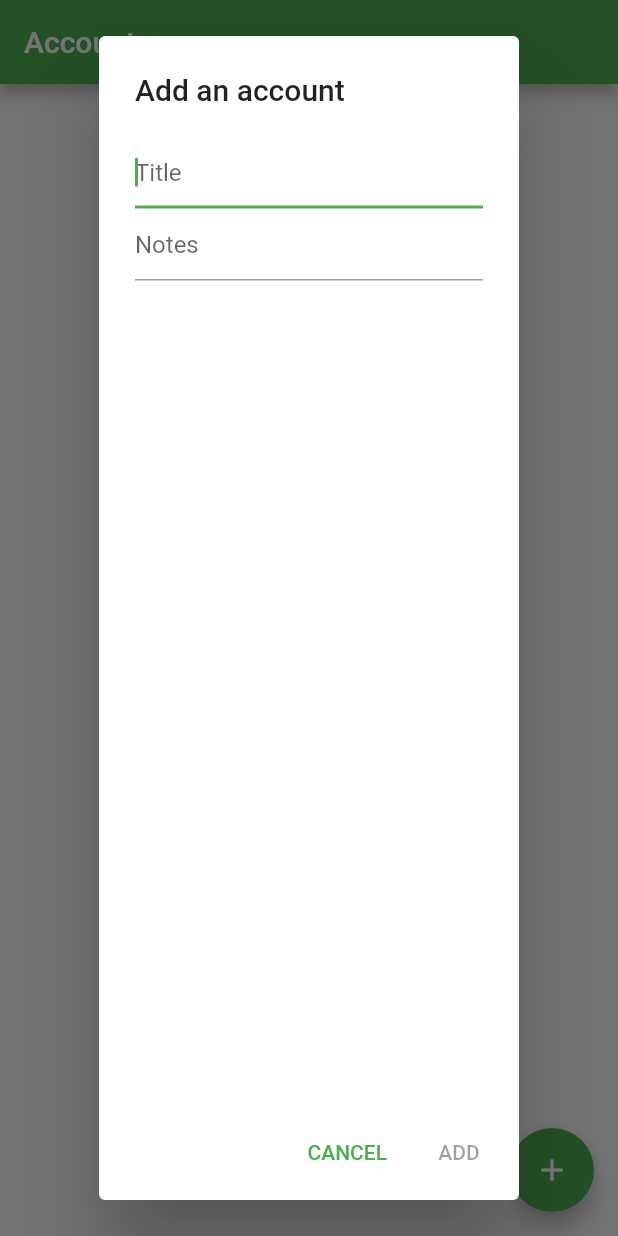
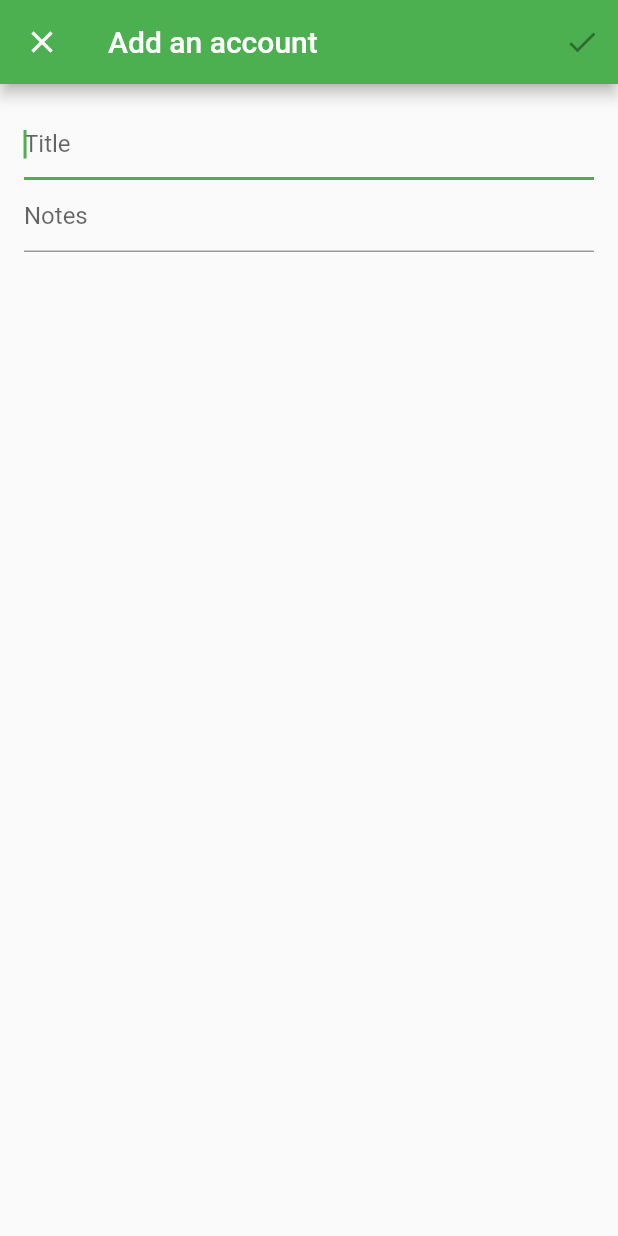
Before and after one commit to AverageHelper/accountable, a Flutter app: the screen it shows after launch, after a tap on the "add" icon, on a phone screen of 412 x 824 dp. Run offline on Flutter 3.47's test engine with Material 2 defaults, Android fonts, the light colour scheme and no system bars; missing offline and left inert: flutter_data.

Commit message:
Use a proper form page for account creation

```diff
--- a/lib/main.dart
+++ b/lib/main.dart
@@ -1,6 +1,6 @@
 import 'package:accountable/data/moneyAccounts.dart';
 import 'package:accountable/model/MoneyAccount.dart';
-import 'package:accountable/utilities/CreateAccountDialog.dart';
+import 'package:accountable/pages/CreateAccount.dart';
 import 'package:flutter/material.dart';
 
 void main() {
@@ -75,11 +75,11 @@ class _AccountsListPageState extends State<AccountsList> {
   }
 
   Future<dynamic> displayDialog(BuildContext context) async {
-    return showDialog(
-        context: context,
-        builder: (BuildContext context) {
-          return new CreateAccountDialog(createMoneyAccount);
-        });
+    Navigator.of(context).push(
+      MaterialPageRoute(
+        builder: (_) => new CreateAccountPage(createMoneyAccount),
+      ),
+    );
   }
 
   Widget moneyListItem(MoneyAccount account) {
@@ -94,10 +94,10 @@ class _AccountsListPageState extends State<AccountsList> {
       child: Column(
         mainAxisAlignment: MainAxisAlignment.center,
         children: <Widget>[
-          CircularProgressIndicator.adaptive(),
+          const CircularProgressIndicator.adaptive(),
           Container(
-            margin: EdgeInsets.all(8),
-            child: Text("Loading Accounts..."),
+            margin: const EdgeInsets.all(8),
+            child: const Text("Loading Accounts..."),
           ),
         ],
       ),
@@ -108,7 +108,7 @@ class _AccountsListPageState extends State<AccountsList> {
   Widget build(BuildContext context) {
     return Scaffold(
       appBar: AppBar(
-        title: Text("Accounts"),
+        title: const Text("Accounts"),
       ),
       body: RefreshIndicator(
         key: refreshKey,
@@ -126,7 +126,7 @@ class _AccountsListPageState extends State<AccountsList> {
           : FloatingActionButton(
               onPressed: () => displayDialog(context),
               tooltip: 'Add an Account',
-              child: Icon(Icons.add),
+              child: const Icon(Icons.add),
             ),
     );
   }
--- /dev/null
+++ b/lib/pages/CreateAccount.dart
@@ -0,0 +1,91 @@
+import 'package:flutter/material.dart';
+
+/// A dialog that requests metadata about an account.
+class CreateAccountPage extends StatefulWidget {
+  CreateAccountPage(this.onFinished, {Key? key}) : super(key: key);
+
+  /// A function that `CreateAccountPage` calls when the user commits the form.
+  final void Function({
+    required String title,
+    required String notes,
+  }) onFinished;
+
+  @override
+  _CreateAccountPageState createState() => _CreateAccountPageState();
+}
+
+class _CreateAccountPageState extends State<CreateAccountPage> {
+  final GlobalKey<FormState> _formKey = GlobalKey();
+  final TextEditingController nameFieldController = TextEditingController();
+  final TextEditingController notesFieldController = TextEditingController();
+
+  bool canCreateAccount = false;
+
+  void onTextFieldChanged(String s) {
+    checkCanCreateAccount();
+  }
+
+  void checkCanCreateAccount() {
+    setState(() {
+      // validate parameters
+      this.canCreateAccount = nameFieldController.text.isNotEmpty;
+    });
+  }
+
+  void commitForm() {
+    this.widget.onFinished(
+          title: this.nameFieldController.text,
+          notes: this.notesFieldController.text,
+        );
+  }
+
+  @override
+  Widget build(BuildContext context) {
+    return Scaffold(
+      appBar: AppBar(
+        title: Text("Add an account"),
+        leading: IconButton(
+          icon: const Icon(Icons.close),
+          onPressed: () {
+            Navigator.of(context).pop();
+          },
+        ),
+        actions: <Widget>[
+          IconButton(
+            icon: const Icon(Icons.check),
+            onPressed: this.canCreateAccount
+                ? () {
+                    Navigator.of(context).pop();
+                    this.commitForm();
+                  }
+                : null,
+          ),
+        ],
+      ),
+      body: Form(
+        key: _formKey,
+        child: Container(
+          padding: const EdgeInsets.all(16),
+          child: Column(
+            children: <Widget>[
+              TextFormField(
+                controller: this.nameFieldController,
+                decoration: const InputDecoration(hintText: "Title"),
+                textCapitalization: TextCapitalization.words,
+                onChanged: onTextFieldChanged,
+                autofocus: true,
+              ),
+              TextFormField(
+                controller: this.notesFieldController,
+                decoration: const InputDecoration(hintText: "Notes"),
+                textCapitalization: TextCapitalization.sentences,
+                onChanged: onTextFieldChanged,
+                maxLines: null,
+              ),
+            ],
+          ),
+        ),
+      ),
+    );
+  }
+}
--- a/lib/utilities/CreateAccountDialog.dart
+++ /dev/null
@@ -1,82 +0,0 @@
-import 'package:flutter/material.dart';
-
-/// A dialog that requests metadata about an account.
-class CreateAccountDialog extends StatefulWidget {
-  CreateAccountDialog(this.onFinished, {Key? key}) : super(key: key);
-
-  /// A function that `CreateAccountDialog` calls when the user commits the form.
-  final void Function({
-    required String title,
-    required String notes,
-  }) onFinished;
-
-  @override
-  _CreateAccountDialogState createState() => _CreateAccountDialogState();
-}
-
-class _CreateAccountDialogState extends State<CreateAccountDialog> {
-  final TextEditingController nameFieldController = TextEditingController();
-  final TextEditingController notesFieldController = TextEditingController();
-
-  bool canCreateAccount = false;
-
-  void onTextFieldChanged(String s) {
-    checkCanCreateAccount();
-  }
-
-  void checkCanCreateAccount() {
-    setState(() {
-      // validate parameters
-      this.canCreateAccount = nameFieldController.text.isNotEmpty;
-    });
-  }
-
-  void commitForm() {
-    this.widget.onFinished(
-          title: this.nameFieldController.text,
-          notes: this.notesFieldController.text,
-        );
-  }
-
-  @override
-  Widget build(BuildContext context) {
-    return AlertDialog(
-      title: const Text("Add an account"),
-      content: Column(
-        children: <Widget>[
-          TextField(
-            controller: this.nameFieldController,
-            decoration: const InputDecoration(hintText: "Title"),
-            textCapitalization: TextCapitalization.words,
-            onChanged: onTextFieldChanged,
-            autofocus: true,
-          ),
-          TextField(
-            controller: this.notesFieldController,
-            decoration: const InputDecoration(hintText: "Notes"),
-            textCapitalization: TextCapitalization.sentences,
-            onChanged: onTextFieldChanged,
-            maxLines: null,
-          ),
-        ],
-      ),
-      actions: <Widget>[
-        TextButton(
-          child: const Text("CANCEL"),
-          onPressed: () {
-            Navigator.of(context).pop();
-          },
-        ),
-        TextButton(
-          child: const Text("ADD"),
-          onPressed: this.canCreateAccount
-              ? () {
-                  Navigator.of(context).pop();
-                  this.commitForm();
-                }
-              : null,
-        ),
-      ],
-    );
-  }
-}
```
